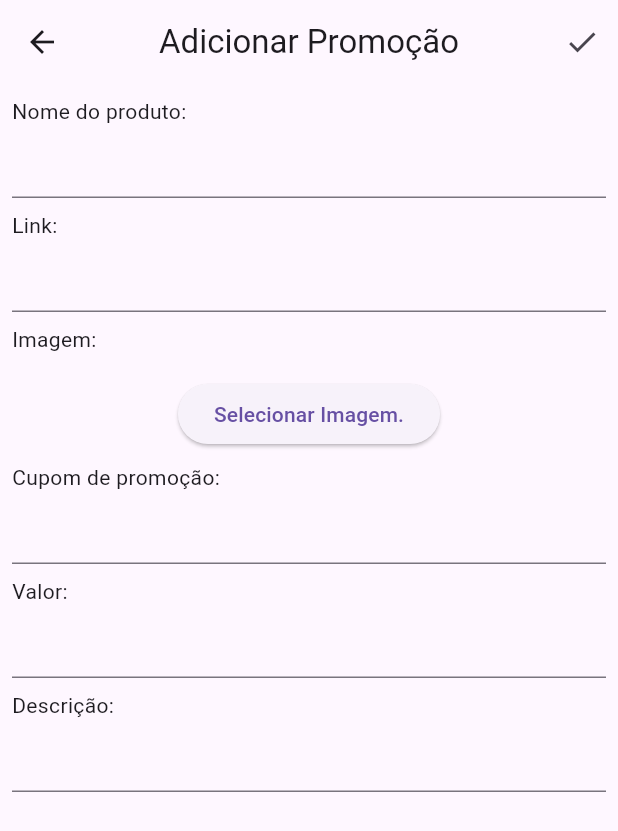
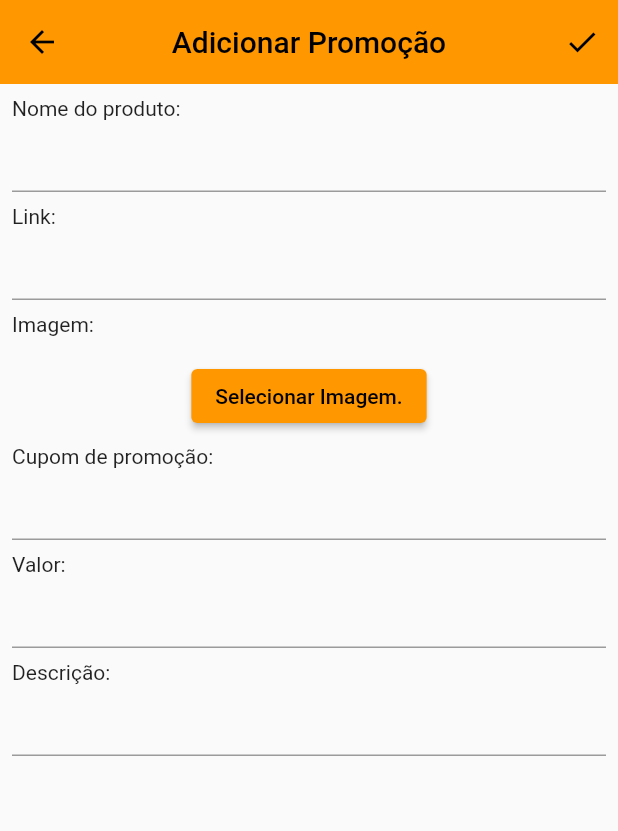
Before and after one commit to danilloism/elas_promocoes, a Flutter app: the screen it shows once a user with an empty profile is signed in, after a tap on the "add" icon, on a phone screen of 412 x 824 dp. Shown: the top 831 px of the screen. Run offline on Flutter 3.47's test engine with Material 2 defaults, Android fonts, the phone set to English and light mode, and no system bars; our stand-ins replace cloud_firestore, currency_text_input_formatter, device_preview, firebase_auth, firebase_core, firebase_storage and 6 more; missing offline and left inert: currency_formatter, dart:html; accounts and stored records are empty; statements that could not run were skipped.

Commit message:
melhorias na ui

```diff
--- a/lib/core/services/router.dart
+++ b/lib/core/services/router.dart
@@ -1,6 +1,5 @@
 import 'package:elas_promocoes/features/auth/provider/auth_provider.dart';
 import 'package:elas_promocoes/features/auth/ui/login_page.dart';
-import 'package:elas_promocoes/features/promocoes/model/promocao_model.dart';
 import 'package:elas_promocoes/features/promocoes/ui/editor_promocao.dart';
 import 'package:elas_promocoes/features/promocoes/ui/promocao_page.dart';
 import 'package:elas_promocoes/main.dart';
--- a/lib/features/promocoes/ui/editor_promocao.dart
+++ b/lib/features/promocoes/ui/editor_promocao.dart
@@ -57,7 +57,12 @@ class EditorPromocao extends HookConsumerWidget {
       appBar: AppBar(
         title: Text(isEditar.value ? 'Editar Promoção' : 'Adicionar Promoção'),
         actions: isLoading.value
-            ? const [Center(child: CircularProgressIndicator())]
+            ? const [
+                Padding(
+                  padding: EdgeInsets.all(12),
+                  child: Center(child: CircularProgressIndicator()),
+                )
+              ]
             : [
                 IconButton(
                   icon: const Icon(Icons.done),
--- a/lib/main.dart
+++ b/lib/main.dart
@@ -1,6 +1,7 @@
 // ignore: avoid_web_libraries_in_flutter
 import 'dart:html' show window;
 
+import 'package:device_preview/device_preview.dart';
 import 'package:elas_promocoes/core/providers/providers.dart';
 import 'package:elas_promocoes/core/services/logger.dart';
 import 'package:elas_promocoes/features/auth/provider/auth_provider.dart';
@@ -25,9 +26,12 @@ Future<void> main() async {
     options: DefaultFirebaseOptions.currentPlatform,
   );
 
-  runApp(ProviderScope(
-    observers: kReleaseMode ? null : [Logger()],
-    child: const MyApp(),
+  runApp(DevicePreview(
+    enabled: !kReleaseMode,
+    builder: (context) => ProviderScope(
+      observers: kReleaseMode ? null : [Logger()],
+      child: const MyApp(),
+    ),
   ));
   urlConfig();
 }
@@ -38,12 +42,15 @@ class MyApp extends ConsumerWidget {
   @override
   Widget build(BuildContext context, WidgetRef ref) {
     return MaterialApp.router(
+      useInheritedMediaQuery: true,
+      locale: DevicePreview.locale(context),
+      builder: DevicePreview.appBuilder,
       title: 'Elas Promoções',
       theme: ThemeData(
-        appBarTheme: const AppBarTheme(centerTitle: true),
+        appBarTheme: const AppBarTheme(centerTitle: true, elevation: 0),
         primarySwatch: Colors.orange,
         visualDensity: VisualDensity.adaptivePlatformDensity,
-        useMaterial3: true,
+        // useMaterial3: true,
         fontFamily: kIsWeb && window.navigator.userAgent.contains('OS 15_')
             ? '-apple-system'
             : null,
@@ -63,11 +70,11 @@ class MyHomePage extends ConsumerWidget {
     return Scaffold(
       appBar: AppBar(
         centerTitle: true,
-        toolbarHeight: 120,
         title: Image.asset(
           Assets.logo,
-          fit: BoxFit.contain,
-          height: 120,
+          fit: BoxFit.cover,
+          height: 80,
+          width: 80,
           isAntiAlias: true,
         ),
         leading: logado
```
Also changed, not shown: lib/features/promocoes/ui/promocao_card.dart (+26 -7 lines), lib/features/promocoes/ui/promocao_page.dart (+15 -2 lines), 1 other file.
